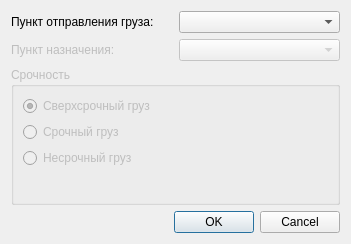
This is 10/oot/src/gui/NewCargoDialog/src/NewCargoDialog.ui in aeremenok/a-team-777 as Qt 5 draws it before an edit. The edited form follows.
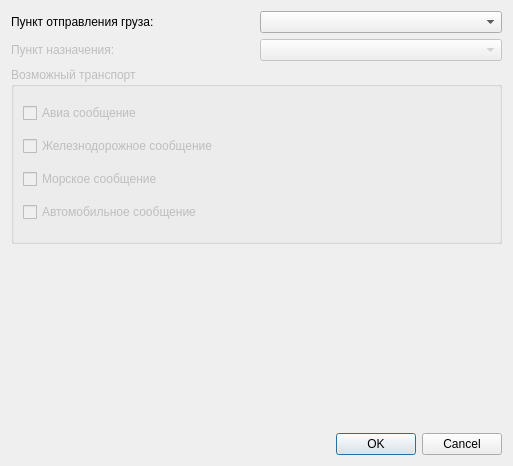
This is the edited form. Custom widgets are drawn as their Qt base class.

```diff
--- a/10/oot/src/gui/NewCargoDialog/src/NewCargoDialog.ui
+++ b/10/oot/src/gui/NewCargoDialog/src/NewCargoDialog.ui
@@ -5,8 +5,8 @@
    <rect>
     <x>0</x>
     <y>0</y>
-    <width>351</width>
-    <height>244</height>
+    <width>513</width>
+    <height>466</height>
    </rect>
   </property>
   <property name="windowTitle" >
@@ -46,50 +46,48 @@
       <bool>false</bool>
      </property>
      <property name="title" >
-      <string>Срочность</string>
+      <string>Возможный транспорт</string>
      </property>
      <layout class="QVBoxLayout" >
       <item>
-       <widget class="QRadioButton" name="radioButton" >
+       <widget class="QCheckBox" name="m_airplane" >
         <property name="text" >
-         <string>Сверхсрочный груз</string>
+         <string>Авиа сообщение</string>
         </property>
-        <property name="checked" >
-         <bool>true</bool>
-        </property>
        </widget>
       </item>
       <item>
-       <widget class="QRadioButton" name="radioButton_2" >
+       <widget class="QCheckBox" name="m_train" >
         <property name="text" >
-         <string>Срочный груз</string>
+         <string>Железнодорожное сообщение</string>
         </property>
        </widget>
       </item>
       <item>
-       <widget class="QRadioButton" name="radioButton_3" >
+       <widget class="QCheckBox" name="m_ship" >
         <property name="text" >
-         <string>Несрочный груз</string>
+         <string>Морское сообщение</string>
         </property>
        </widget>
       </item>
       <item>
-       <spacer>
-        <property name="orientation" >
-         <enum>Qt::Vertical</enum>
+       <widget class="QCheckBox" name="m_truck" >
+        <property name="text" >
+         <string>Автомобильное сообщение</string>
         </property>
-        <property name="sizeHint" >
-         <size>
-          <width>20</width>
-          <height>40</height>
-         </size>
-        </property>
-       </spacer>
+       </widget>
       </item>
      </layout>
     </widget>
    </item>
    <item row="3" column="0" colspan="2" >
+    <widget class="CRoutesView" native="1" name="m_routes" >
+     <property name="enabled" >
+      <bool>false</bool>
+     </property>
+    </widget>
+   </item>
+   <item row="4" column="0" colspan="2" >
     <widget class="QDialogButtonBox" name="buttonBox" >
      <property name="orientation" >
       <enum>Qt::Horizontal</enum>
@@ -101,6 +99,14 @@
    </item>
   </layout>
  </widget>
+ <customwidgets>
+  <customwidget>
+   <class>CRoutesView</class>
+   <extends>QWidget</extends>
+   <header>RoutesView.h</header>
+   <container>1</container>
+  </customwidget>
+ </customwidgets>
  <resources/>
  <connections>
   <connection>
```
